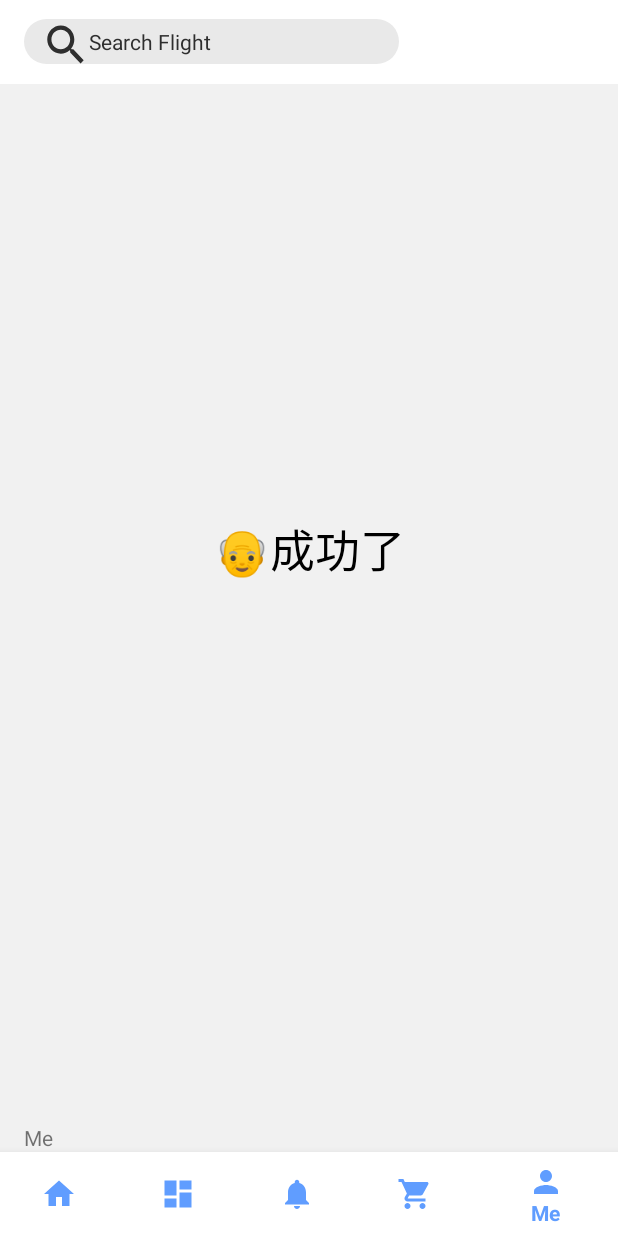
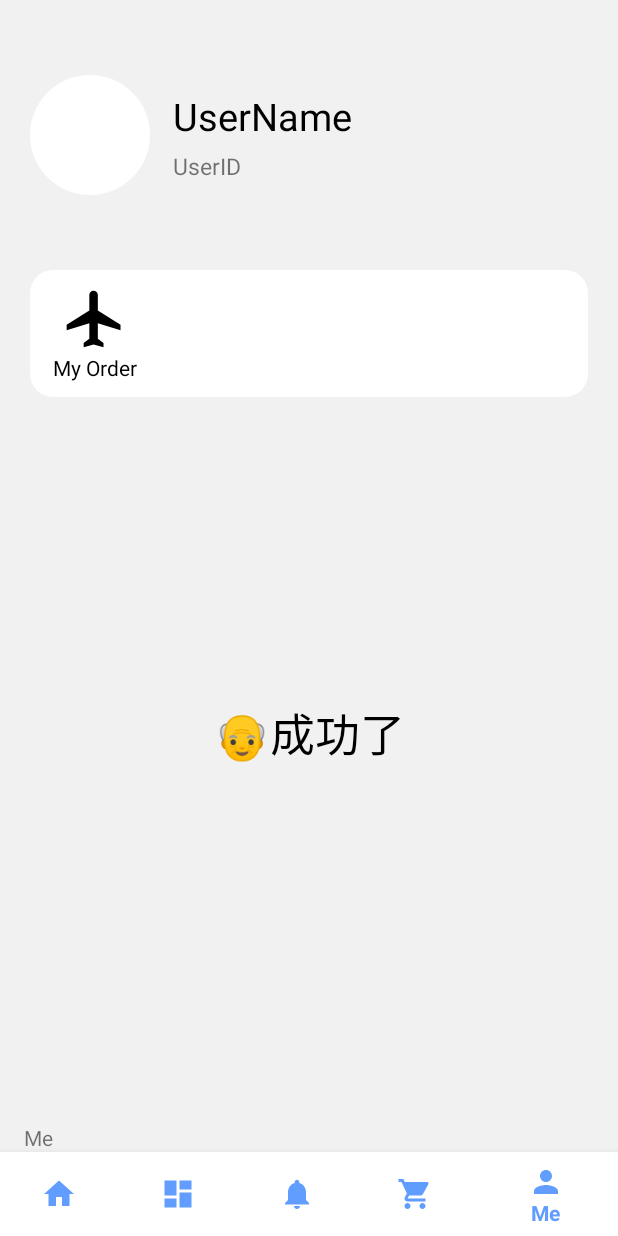
Before and after one commit to WEIHAOLEE/ClickToFlight, an Android app: the MainActivity screen opened directly, with no data from a screen before it, item 5 of the bottom bar chosen, on a phone screen of 412 x 824 dp. Run offline under Robolectric (Android 15) with nearby library versions, the phone set to English and light mode, and no system bars; libraries missing offline, so code that uses them is left out: com.gyf.immersionbar; 1 statement that could not run was skipped.

Commit message:
add details for profile page

```diff
--- a/app/build.gradle
+++ b/app/build.gradle
@@ -6,8 +6,8 @@ android {
         applicationId "com.sky.clicktoflight"
         minSdkVersion 24
         targetSdkVersion 29
-        versionCode 5
-        versionName "1.13"
+        versionCode 6
+        versionName "1.13.1"
         testInstrumentationRunner "androidx.test.runner.AndroidJUnitRunner"
     }
     buildTypes {
--- /dev/null
+++ b/app/src/main/res/drawable-v24/profile_photo_round.xml
@@ -0,0 +1,21 @@
+<?xml version="1.0" encoding="UTF-8"?>
+<shape xmlns:android="http://schemas.android.com/apk/res/android" >
+
+    <!-- view背景色 -->
+    <solid android:color="#FFFFFF" />
+    <!-- 边框颜色 宽度 -->
+    <!--<stroke-->
+    <!--android:width="1dip"-->
+    <!--android:color="#000000" />-->
+    <!-- 边框圆角 -->
+    <corners
+        android:topLeftRadius="100dp"
+        android:bottomLeftRadius="100dp"
+        android:bottomRightRadius="100dp"
+        android:topRightRadius="100dp" />
+    <!--<padding-->
+    <!--android:left="10dp"/>-->
+
+
+
+</shape>
--- /dev/null
+++ b/app/src/main/res/drawable-v24/profile_view_round.xml
@@ -0,0 +1,21 @@
+<?xml version="1.0" encoding="UTF-8"?>
+<shape xmlns:android="http://schemas.android.com/apk/res/android" >
+
+    <!-- view背景色 -->
+    <solid android:color="#FFFFFF" />
+    <!-- 边框颜色 宽度 -->
+    <!--<stroke-->
+    <!--android:width="1dip"-->
+    <!--android:color="#000000" />-->
+    <!-- 边框圆角 -->
+    <corners
+        android:topLeftRadius="15dp"
+        android:bottomLeftRadius="15dp"
+        android:bottomRightRadius="15dp"
+        android:topRightRadius="15dp" />
+    <!--<padding-->
+    <!--android:left="10dp"/>-->
+
+
+
+</shape>
--- /dev/null
+++ b/app/src/main/res/drawable/ic_my_order_black_24dp.xml
@@ -0,0 +1,5 @@
+<vector android:height="45dp" android:viewportHeight="24.0"
+    android:viewportWidth="24.0" android:width="45dp" xmlns:android="http://schemas.android.com/apk/res/android">
+    <path android:fillColor="#FF000000" android:pathData="M10.18,9"/>
+    <path android:fillColor="#FF000000" android:pathData="M21,16v-2l-8,-5V3.5c0,-0.83 -0.67,-1.5 -1.5,-1.5S10,2.67 10,3.5V9l-8,5v2l8,-2.5V19l-2,1.5V22l3.5,-1 3.5,1v-1.5L13,19v-5.5l8,2.5z"/>
+</vector>
--- a/app/src/main/res/layout/activity_main.xml
+++ b/app/src/main/res/layout/activity_main.xml
@@ -4,7 +4,7 @@
     android:layout_width="match_parent"
     android:layout_height="match_parent"
     android:orientation="vertical"
-    android:background="#F1F1F1">
+    android:background="@color/background">
 
     <!--解决状态栏与toolbar重叠问题-->
     <View
--- a/app/src/main/res/layout/fragment_me.xml
+++ b/app/src/main/res/layout/fragment_me.xml
@@ -1,7 +1,66 @@
 <?xml version="1.0" encoding="utf-8"?>
 <LinearLayout xmlns:android="http://schemas.android.com/apk/res/android"
     android:layout_width="match_parent"
-    android:layout_height="match_parent">
+    android:layout_height="match_parent"
+    android:orientation="vertical"
+    android:background="@color/background"
+    android:padding="20dp">
+
+    <RelativeLayout
+        android:layout_marginTop="30dp"
+        android:layout_width="wrap_content"
+        android:layout_height="wrap_content">
+
+        <ImageView
+            android:id="@+id/iv_pf_photo"
+            android:layout_width="80dp"
+            android:layout_height="80dp"
+            android:background="@drawable/profile_photo_round" />
+
+        <TextView
+            android:id="@+id/tv_username"
+            android:layout_width="wrap_content"
+            android:layout_height="wrap_content"
+            android:layout_toEndOf="@id/iv_pf_photo"
+            android:layout_marginLeft="15dp"
+            android:layout_marginTop="10dp"
+            android:text="@string/username"
+            android:textSize="25sp"
+            android:textColor="#000000"/>
+
+        <TextView
+            android:id="@+id/tv_userid"
+            android:layout_width="wrap_content"
+            android:layout_height="wrap_content"
+            android:layout_toEndOf="@id/iv_pf_photo"
+            android:layout_below="@id/tv_username"
+            android:layout_marginLeft="15dp"
+            android:layout_marginTop="5dp"
+            android:text="@string/userid"
+            android:textSize="15sp"/>
+
+    </RelativeLayout>
+
+    <RelativeLayout
+        android:layout_marginTop="50dp"
+        android:layout_width="match_parent"
+        android:layout_height="wrap_content"
+        android:paddingLeft="15dp"
+        android:paddingTop="10dp"
+        android:paddingRight="15dp"
+        android:paddingBottom="10dp"
+        android:background="@drawable/profile_view_round">
+
+
+        <TextView
+            android:layout_width="wrap_content"
+            android:layout_height="wrap_content"
+            android:drawableTop="@drawable/ic_my_order_black_24dp"
+            android:text="My Order"
+            android:textColor="#000000"/>
+
+    </RelativeLayout>
+
 
     <TextView
         android:id="@+id/tv_fm"
--- a/app/src/main/res/values/colors.xml
+++ b/app/src/main/res/values/colors.xml
@@ -5,4 +5,5 @@
     <color name="colorAccent">#D81B60</color>
     <color name="nav_color">#609DFF</color>
     <color name="nav_color2">#E0E0E0</color>
+    <color name="background">#F1F1F1</color>
 </resources>
--- a/app/src/main/res/values/strings.xml
+++ b/app/src/main/res/values/strings.xml
@@ -6,6 +6,8 @@
     <string name="title_notifications">Notifications</string>
     <string name="title_me">Me</string>
     <string name="title_shopping_cart">Shopping Cart</string>
+    <string name="username">UserName</string>
+    <string name="userid">UserID</string>
 
     <!-- TODO: Remove or change this placeholder text -->
     <string name="hello_blank_fragment">Hello blank fragment</string>
```
Also changed, not shown: 2 other files.
